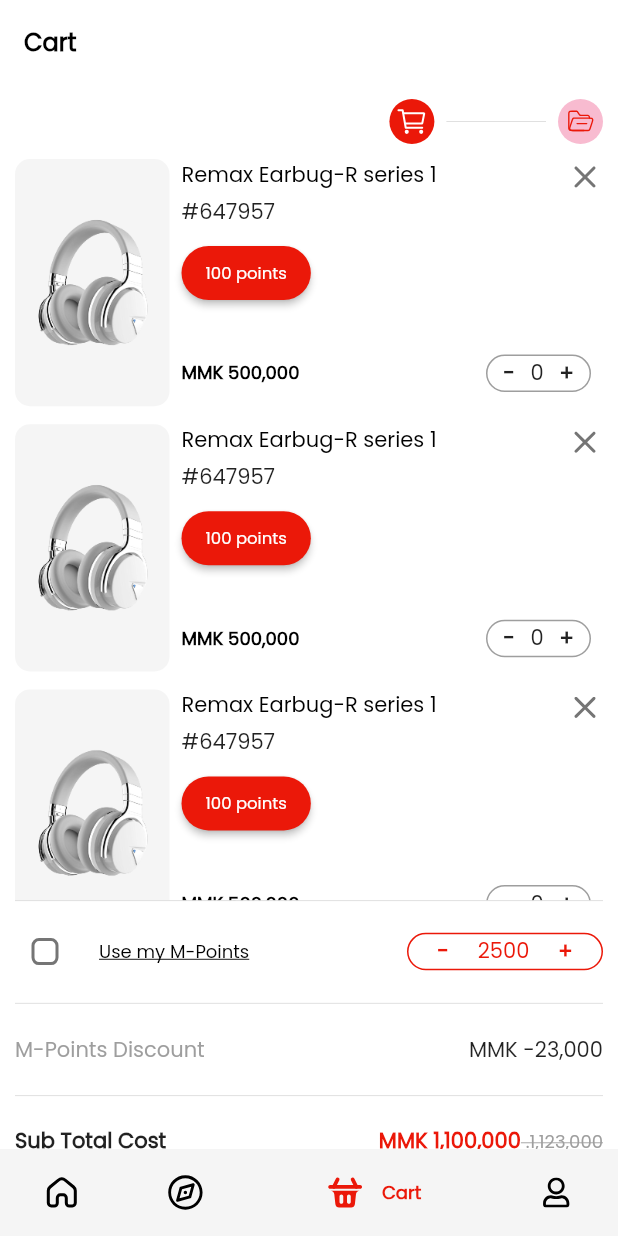
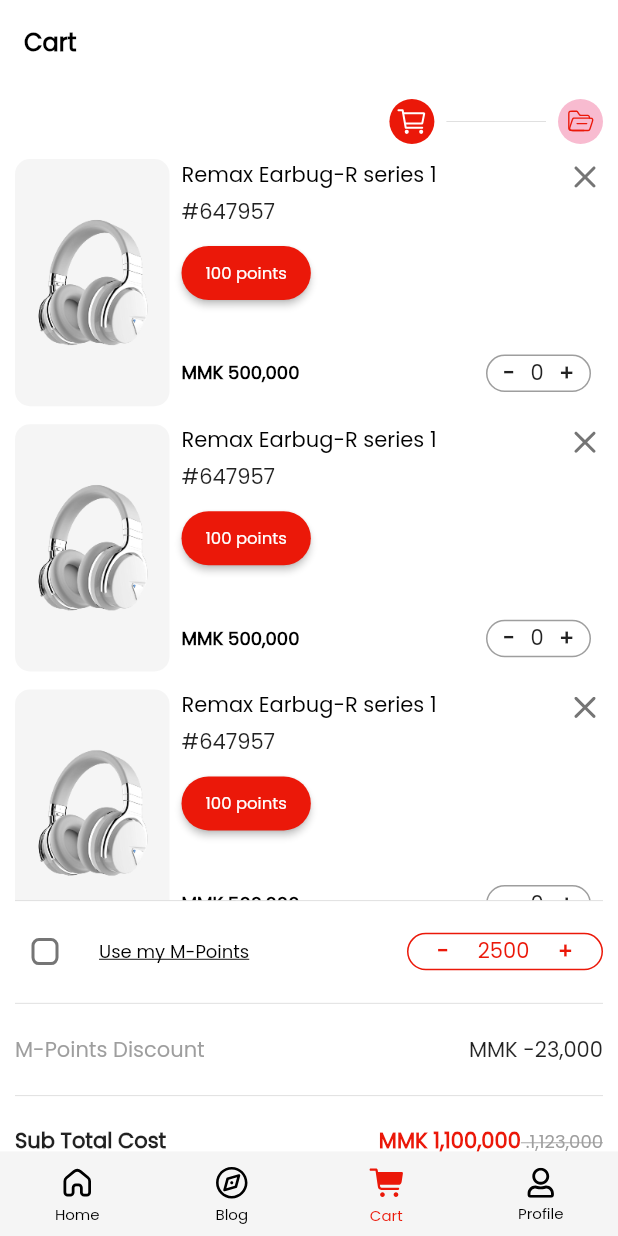
Before and after one commit to Lemenaruu/sora-myanmar, a Flutter app: the screen it shows after launch, item 3 of the bottom bar chosen, on a phone screen of 412 x 824 dp. Run offline on Flutter 3.47's test engine with Material 2 defaults, Android fonts, the phone set to English and light mode, and no system bars; drawn by our look-alikes of stylish_bottom_bar; our stand-ins replace dotted_line, file_picker, flutter_riverpod, flutter_svg, font_awesome_flutter, go_router and 3 more; missing offline and left inert: draggable_fab; network calls fail.

Commit message:
changed bottom nav bar

```diff
--- a/lib/constants/scaffold_with_bottom_navigationbar.dart
+++ b/lib/constants/scaffold_with_bottom_navigationbar.dart
@@ -4,8 +4,6 @@
 import 'package:go_router/go_router.dart';
 import 'package:sora_myanmar/constants/widgets_constants.dart';
 import 'package:sora_myanmar/providers/bottom_navigation_provider.dart';
-import 'package:stylish_bottom_bar/model/bar_items.dart';
-import 'package:stylish_bottom_bar/stylish_bottom_bar.dart';
 
 class ScaffoldWithBottomNavBar extends ConsumerStatefulWidget {
   const ScaffoldWithBottomNavBar({Key? key, required this.child})
@@ -20,99 +18,91 @@
 final tabs = [
   ScaffoldWithNavBarTabItem(
     initialLocation: '/home',
-    icon: SvgPicture.asset(
+    icon: Padding(
+      padding: const EdgeInsets.all(3.0),
+      child: SvgPicture.asset(
         "assets/svgs/home_outlined.svg",
+        height: 22,
         // color: AppColor.red,
       ),
-    activeIcon: SvgPicture.asset(
+    ),
+    activeIcon: Padding(
+      padding: const EdgeInsets.all(3.0),
+      child: SvgPicture.asset(
         "assets/svgs/home.svg",
         color: AppColor.red,
-    ),
-    label: const Text(
-      'Home',
-      style: TextStyle(
-        color: AppColor.red,
-        fontSize: 12,
+        height: 22,
       ),
     ),
+    label: 'Home',
+    backgroundColor: null,
   ),
   ScaffoldWithNavBarTabItem(
     initialLocation: '/blog',
-    icon: SizedBox(
-      height: 25,
-      width: 24,
+    icon: Padding(
+      padding: const EdgeInsets.all(3.0),
       child: SvgPicture.asset(
         "assets/svgs/compass_outlined1.svg",
+        height: 22,
         // color: AppColor.red,
         // fit: BoxFit.fitWidth,
       ),
     ),
-    activeIcon: SvgPicture.asset(
+    activeIcon: Padding(
+      padding: const EdgeInsets.all(3.0),
+      child: SvgPicture.asset(
         "assets/svgs/compass.svg",
         color: AppColor.red,
-    ),
-    label: const Text(
-      'Blog',
-      style: TextStyle(
-        color: AppColor.red,
-        fontSize: 12,
+        height: 22,
       ),
     ),
+    label: 'Blog',
+    backgroundColor: null,
   ),
   ScaffoldWithNavBarTabItem(
     initialLocation: '/cart',
-    icon: SizedBox(
-      height: 29,
-      width: 28,
+    icon: Padding(
+      padding: const EdgeInsets.all(3.0),
       child: SvgPicture.asset(
-        "assets/svgs/basket_outlined.svg",
+        "assets/svgs/cart.svg",
         // color: AppColor.red,
+        height: 23,
       ),
     ),
-    activeIcon: SizedBox(
-      height: 30,
-      width: 33,
+    activeIcon: Padding(
+      padding: const EdgeInsets.all(3.0),
       child: SvgPicture.asset(
-        "assets/svgs/basket.svg",
+        "assets/svgs/cart_filled.svg",
         color: AppColor.red,
+        height: 23,
       ),
     ),
-    label: const Text(
-      'Cart',
-      style: TextStyle(
-        color: AppColor.red,
-        fontSize: 12,
-      ),
-    ),
+    label: 'Cart',
+    backgroundColor: null,
   ),
   ScaffoldWithNavBarTabItem(
     initialLocation: '/profile',
-    icon: SizedBox(
-      height: 20,
-      width: 20,
+    icon: Padding(
+      padding: const EdgeInsets.all(3.0),
       child: SvgPicture.asset(
         "assets/svgs/user.svg",
+        height: 20,
         // fit: BoxFit.cover,
         // color: AppColor.red,
         // fit: BoxFit.fitHeight,
       ),
     ),
-    activeIcon: SizedBox(
-      height: 20,
-      width: 20,
+    activeIcon: Padding(
+      padding: const EdgeInsets.all(3.0),
       child: SvgPicture.asset(
         "assets/svgs/user_outlined.svg",
         color: AppColor.red,
+        height: 20,
         // fit: BoxFit.cover,
       ),
     ),
-    label: const Text(
-      'Profile',
-      style: TextStyle(
-        color: AppColor.red,
-        fontSize: 12,
-      ),
-    ),
+    label: 'Profile',
+    backgroundColor: null,
   ),
 ];
 
@@ -153,48 +143,45 @@
       //   key: _key,
       // ),
       // backgroundColor: Colors.white,
-      bottomNavigationBar: StylishBottomBar(
+      bottomNavigationBar: BottomNavigationBar(
         backgroundColor: Colors.grey.shade100,
-        elevation: 0,
+        showSelectedLabels: true,
+        showUnselectedLabels: true,
+        elevation: 1,
+        // fixedColor: AppColor.red,
+
+        type: BottomNavigationBarType.fixed,
+        selectedItemColor: AppColor.red,
+        unselectedItemColor: Colors.black,
+
+        selectedLabelStyle: const TextStyle(
+          fontSize: 10,
+        ),
+        unselectedLabelStyle: const TextStyle(
+          fontSize: 10,
+        ),
 
         currentIndex: currentPosition,
         onTap: (index) => _onItemTapped(context, index),
-        // currentIndex: currentPosition,
-        // onTap: (index) {
-        //   setState(() {
-        //     currentPosition = index;
-        //   });
-        // },
 
         items: tabs,
-        option: BubbleBarOptions(
-          bubbleFillStyle: BubbleFillStyle.fill,
-          inkEffect: false,
-          inkColor: Colors.white,
-          // padding: const EdgeInsets.all(20),
-
-          barStyle: BubbleBarStyle.vertical,
-
-          opacity: 0.0,
-          unselectedIconColor: Colors.black,
-          // iconSize: 20,
-        ),
-        // hasNotch: true,
       ),
     );
   }
 }
 
-class ScaffoldWithNavBarTabItem extends BottomBarItem {
+class ScaffoldWithNavBarTabItem extends BottomNavigationBarItem {
   ScaffoldWithNavBarTabItem(
       {required this.initialLocation,
       required Widget icon,
       required Widget activeIcon,
-      Widget? label})
+      required Color? backgroundColor,
+      String? label})
       : super(
           icon: icon,
-          title: label,
-          selectedIcon: activeIcon,
+          activeIcon: activeIcon,
+          backgroundColor: backgroundColor,
+          label: label,
         );
 
   final String initialLocation;
--- a/lib/fragment/home/pages/home_page.dart
+++ b/lib/fragment/home/pages/home_page.dart
@@ -48,7 +48,7 @@
           IconButton(
             onPressed: () {
               // context.go("/otp");
-              context.pushNamed(mySubscriptions);
+              context.pushNamed(requestATourEachday);
             },
             icon: const Icon(
               CupertinoIcons.bell,
--- a/lib/fragment/profile/profile_page.dart
+++ b/lib/fragment/profile/profile_page.dart
@@ -103,7 +103,7 @@
                       ),
                       Container(
                         decoration: BoxDecoration(
-                          color: Colors.pink.shade100,
+                          color: Colors.pink.shade50,
                           borderRadius: BorderRadius.circular(8),
                         ),
                         height: 25,
@@ -172,7 +172,7 @@
               ),
             ),
             Container(
-              color: Colors.grey.shade100,
+              color: Colors.grey.shade50,
               child: Padding(
                 padding: const EdgeInsets.all(10.0),
                 child: Column(
```
Also changed, not shown: lib/ui/request_a_tour_eachday_page.dart (+136 -136 lines), assets/svgs/basket.svg, assets/svgs/basket_filled.svg (added), assets/svgs/basket_outlined.svg (deleted), assets/svgs/cart.svg (added), assets/svgs/cart_filled.svg (added). Lines whose indentation alone changed are shown as unchanged.
